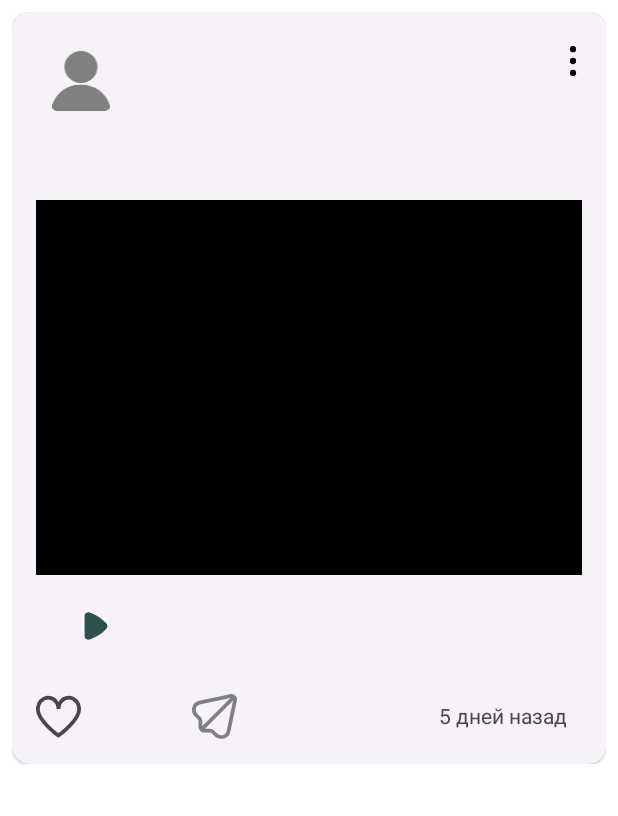
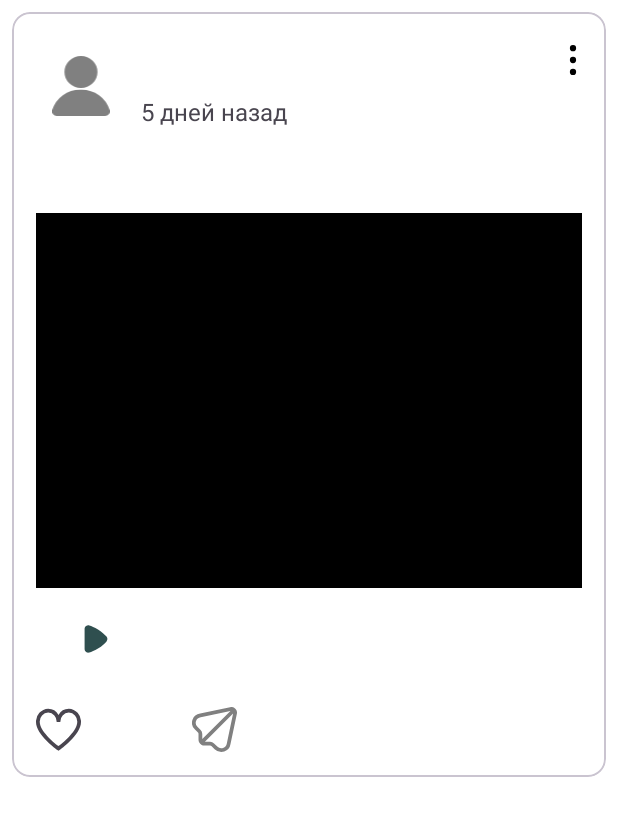
Before and after one commit to Reenat012/NeWork, an Android app: the layout fragment_post_card.xml on its own in the app's theme, with its tools: preview values and no code run, on a phone screen of 412 x 824 dp. Shown: the top 816 px of the screen. Run offline under Robolectric (Android 15) with nearby library versions, the phone set to English and light mode, and no system bars.

Commit message:
Changing view the post card

```diff
--- a/app/build.gradle.kts
+++ b/app/build.gradle.kts
@@ -33,6 +33,10 @@ android {
             "MAPKIT_API_KEY",
             "\"${properties.getProperty("MAPKIT_API_KEY", "")}\""
         )
+    }
+
+    packagingOptions {
+        exclude("META-INF/versions/9/OSGI-INF/MANIFEST.MF")
     }
 
     buildTypes {
@@ -77,6 +81,7 @@ dependencies {
     implementation(libs.androidx.room.runtime)
     implementation(libs.androidx.media3.ui)
     implementation(libs.androidx.media3.exoplayer)
+    implementation(libs.identity.jvm)
     ksp(libs.androidx.room.compiler)
 
     implementation(libs.firebase.messaging.ktx)
--- a/app/src/main/AndroidManifest.xml
+++ b/app/src/main/AndroidManifest.xml
@@ -10,6 +10,11 @@
     <uses-permission android:name="android.permission.CAMERA" />
     <uses-permission android:name="android.permission.ACCESS_FINE_LOCATION"/>
     <uses-permission android:name="android.permission.ACCESS_COARSE_LOCATION"/>
+    <uses-permission android:name="android.permission.READ_EXTERNAL_STORAGE"
+        android:maxSdkVersion="32" />
+    <uses-permission android:name="android.permission.WRITE_EXTERNAL_STORAGE"
+        android:maxSdkVersion="32"
+        tools:ignore="ScopedStorage" />
 
     <application
         android:allowBackup="true"
--- a/app/src/main/java/com/example/nework2/repositoryImpl/EventRepositoryImpl.kt
+++ b/app/src/main/java/com/example/nework2/repositoryImpl/EventRepositoryImpl.kt
@@ -34,7 +34,7 @@ class EventRepositoryImpl @Inject constructor(
     private val apiService: EventApiService,
     private val eventDao: EventDao,
     eventRemoteMediator: EventRemoteMediator
-    ) : EventRepository {
+) : EventRepository {
 
     @OptIn(ExperimentalPagingApi::class)
     @SuppressLint("NewApi")
--- a/app/src/main/res/layout/fragment_post_card.xml
+++ b/app/src/main/res/layout/fragment_post_card.xml
@@ -10,7 +10,6 @@
 
     <com.google.android.material.card.MaterialCardView
         android:id="@+id/cardPost"
-        style="@style/Widget.Material3.CardView.Elevated"
         android:layout_width="match_parent"
         android:layout_height="match_parent"
         android:clickable="true"
@@ -37,7 +36,7 @@
             style="@style/Widget.Material3.Button.IconButton"
             android:layout_width="@dimen/icons_size"
             android:layout_height="@dimen/icons_size"
-            android:layout_marginBottom="48dp"
+            android:layout_marginBottom="56dp"
             app:icon="@drawable/free_icon_font_menu_dots_vertical_3917764"
             app:iconTint="@color/black"
             app:layout_constraintBottom_toTopOf="@+id/tv_content"
@@ -65,30 +64,33 @@
             android:ellipsize="end"
             android:lines="1"
             android:text=""
-            app:layout_constraintBottom_toTopOf="@id/tv_published"
+            android:textStyle="bold"
+            android:textSize="@dimen/size_small_headline"
+            app:layout_constraintBottom_toTopOf="@id/date_publ"
             app:layout_constraintEnd_toStartOf="@id/iv_menu"
             app:layout_constraintStart_toEndOf="@id/iv_avatar"
             app:layout_constraintTop_toTopOf="@id/iv_avatar"
             tools:text="@tools:sample/lorem[200]" />
 
-        <TextView
-            android:id="@+id/tv_published"
-            android:layout_width="0dp"
-            android:layout_height="wrap_content"
-            android:layout_marginStart="@dimen/margin_start"
-            android:text=""
-            app:layout_constraintBottom_toBottomOf="@id/iv_avatar"
-            app:layout_constraintEnd_toStartOf="@id/iv_menu"
-            app:layout_constraintStart_toEndOf="@id/iv_avatar"
-            app:layout_constraintTop_toBottomOf="@id/tv_author"
-            tools:text="@tools:sample/lorem[1]" />
+            <TextView
+                android:id="@+id/date_publ"
+                android:layout_width="wrap_content"
+                android:layout_height="@dimen/size_likes"
+                android:layout_margin="@dimen/margin_start"
+                android:ellipsize="end"
+                android:gravity="center"
+                android:textSize="16sp"
+                android:text="@string/publ_posts"
+                app:layout_constraintStart_toEndOf="@id/iv_avatar"
+                app:layout_constraintTop_toBottomOf="@id/tv_author"
+                app:layout_constraintBottom_toTopOf="@id/barrier_top"/>
 
         <androidx.constraintlayout.widget.Barrier
             android:id="@+id/barrier_top"
             android:layout_width="wrap_content"
             android:layout_height="wrap_content"
             app:barrierDirection="bottom"
-            app:constraint_referenced_ids="iv_avatar, tv_author, tv_published, iv_menu" />
+            app:constraint_referenced_ids="iv_avatar, tv_author, date_publ, iv_menu" />
 
         <TextView
             android:id="@+id/tv_content"
@@ -96,6 +98,7 @@
             android:layout_height="wrap_content"
             android:layout_marginTop="@dimen/margin_start"
             android:text=""
+            android:textSize="15sp"
             app:layout_constraintStart_toStartOf="parent"
             app:layout_constraintTop_toBottomOf="@id/barrier_top"
             tools:text="@tools:sample/lorem[20]" />
@@ -137,16 +140,7 @@
             app:layout_constraintTop_toBottomOf="@id/barrier_bottom"
             tools:layout_editor_absoluteX="140dp" />
 
-        <TextView
-            android:id="@+id/date_publ"
-            android:layout_width="wrap_content"
-            android:layout_height="@dimen/size_likes"
-            android:layout_margin="@dimen/margin_start"
-            android:ellipsize="end"
-            android:gravity="center"
-            android:text="@string/publ_posts"
-            app:layout_constraintEnd_toEndOf="parent"
-            app:layout_constraintTop_toBottomOf="@id/barrier_bottom" />
+
 
         <androidx.media3.ui.PlayerView
             android:id="@+id/videoContent"
--- a/app/src/main/res/values/dimens.xml
+++ b/app/src/main/res/values/dimens.xml
@@ -17,4 +17,5 @@
     <dimen name="size_video_view">180dp</dimen>
     <dimen name="margin_card_post">8dp</dimen>
     <dimen name="size_icon_action_bar">40dp</dimen>
+    <dimen name="size_small_headline">18sp</dimen>
 </resources>
--- a/gradle/libs.versions.toml
+++ b/gradle/libs.versions.toml
@@ -54,6 +54,7 @@ playServicesCastFramework = "22.0.0"
 runner = "1.6.2"
 media3Ui = "1.5.1"
 media3Exoplayer = "1.5.1"
+identityJvm = "202411.1"
 
 [libraries]
 androidx-activity-ktx = { module = "androidx.activity:activity-ktx", version.ref = "activityKtx" }
@@ -116,6 +117,7 @@ play-services-cast-framework = { group = "com.google.android.gms", name = "play-
 androidx-runner = { group = "androidx.test", name = "runner", version.ref = "runner" }
 androidx-media3-ui = { group = "androidx.media3", name = "media3-ui", version.ref = "media3Ui" }
 androidx-media3-exoplayer = { group = "androidx.media3", name = "media3-exoplayer", version.ref = "media3Exoplayer" }
+identity-jvm = { group = "com.android.identity", name = "identity-jvm", version.ref = "identityJvm" }
 
 [plugins]
 android-application = { id = "com.android.application", version.ref = "agp" }
```
Also changed, not shown: app/src/main/java/com/example/nework2/repositoryImpl/PostRepositoryImpl.kt (+21 -2 lines), app/src/main/res/layout/fragment_detail_post.xml (+68 -96 lines).
